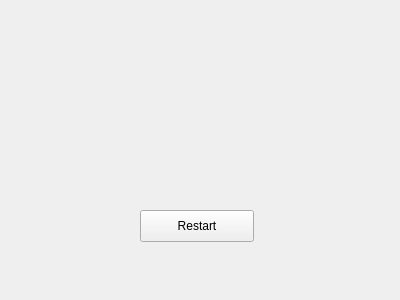
Old version of the form mainwindow.ui in the repository luisbevilacqua/TicTacToe.
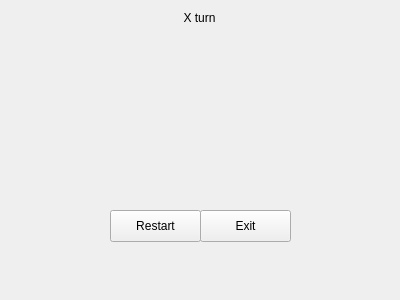
New version of the form. Custom widgets are drawn as their Qt base class.

Commit message: Add turn indicator label

```diff
--- a/mainwindow.ui
+++ b/mainwindow.ui
@@ -27,9 +27,9 @@
    <widget class="QPushButton" name="restartButton">
     <property name="geometry">
      <rect>
-      <x>140</x>
+      <x>110</x>
       <y>210</y>
-      <width>114</width>
+      <width>91</width>
       <height>32</height>
      </rect>
     </property>
@@ -56,6 +56,35 @@
      <set>Qt::AlignCenter</set>
     </property>
    </widget>
+   <widget class="QPushButton" name="exitButton">
+    <property name="geometry">
+     <rect>
+      <x>200</x>
+      <y>210</y>
+      <width>91</width>
+      <height>32</height>
+     </rect>
+    </property>
+    <property name="text">
+     <string>Exit</string>
+    </property>
+   </widget>
+   <widget class="QLabel" name="turnIndicatorLabel">
+    <property name="geometry">
+     <rect>
+      <x>170</x>
+      <y>10</y>
+      <width>59</width>
+      <height>16</height>
+     </rect>
+    </property>
+    <property name="text">
+     <string>X turn</string>
+    </property>
+    <property name="alignment">
+     <set>Qt::AlignCenter</set>
+    </property>
+   </widget>
   </widget>
  </widget>
  <layoutdefault spacing="6" margin="11"/>
```
The commit also changes 3 other files.
